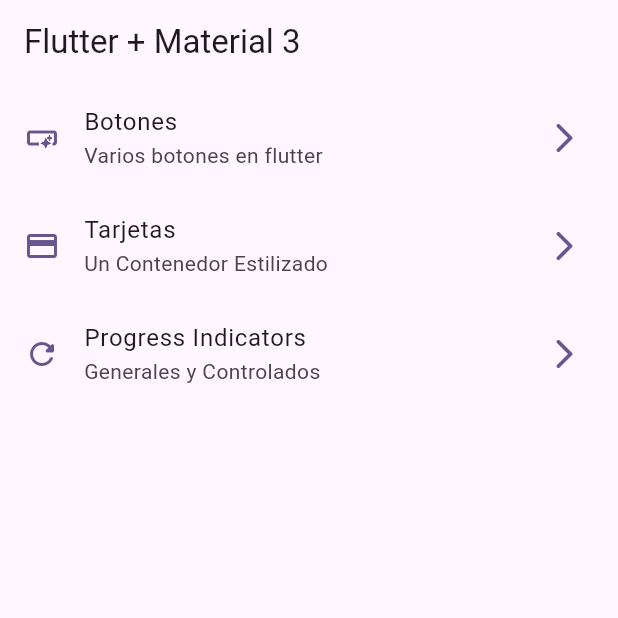
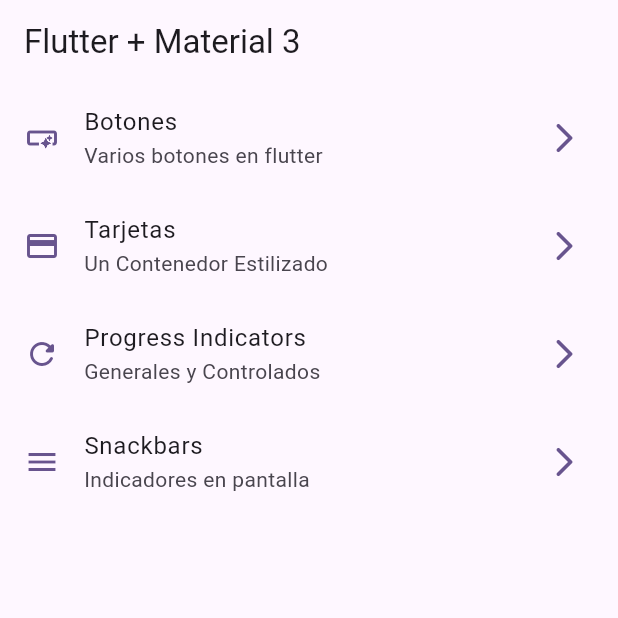
Before and after one commit to elzyra-dev03/widgets_app, a Flutter app: the screen it shows after launch, on a phone screen of 412 x 824 dp, the top half of it. Run offline on Flutter 3.47's test engine with Material 2 defaults, Android fonts, the phone set to English and light mode, and no system bars; our stand-ins replace go_router.

Commit message:
snackbar y dialogs

```diff
--- a/lib/config/menu/menu_item.dart
+++ b/lib/config/menu/menu_item.dart
@@ -30,4 +30,9 @@ const appMenuItems = <MenuItem>[
       subTitle: 'Generales y Controlados',
       link: '/progress',
       icon: Icons.refresh_rounded),
+  MenuItem(
+      title: 'Snackbars',
+      subTitle: 'Indicadores en pantalla',
+      link: '/snackbars',
+      icon: Icons.menu),
 ];
--- a/lib/config/router/app_router.dart
+++ b/lib/config/router/app_router.dart
@@ -22,5 +22,9 @@ final router = GoRouter(
       path: '/progress',
       builder: (context, state) => const ProgressScreen(),
     ),
+    GoRoute(
+      path: '/snackbars',
+      builder: (context, state) => const SnackbarScreen(),
+    ),
   ],
 );
--- a/lib/main.dart
+++ b/lib/main.dart
@@ -12,6 +12,7 @@ class MainApp extends StatelessWidget {
   @override
   Widget build(BuildContext context) {
     return MaterialApp.router(
+      title: "Flutter widgets",
       debugShowCheckedModeBanner: false,
       theme: AppTheme(selectedColor: 5).getTheme(),
       routerConfig: router,
```
Also changed, not shown: lib/presentation/screens/snackbar/snackbar_screen.dart (+58 -1 lines).
